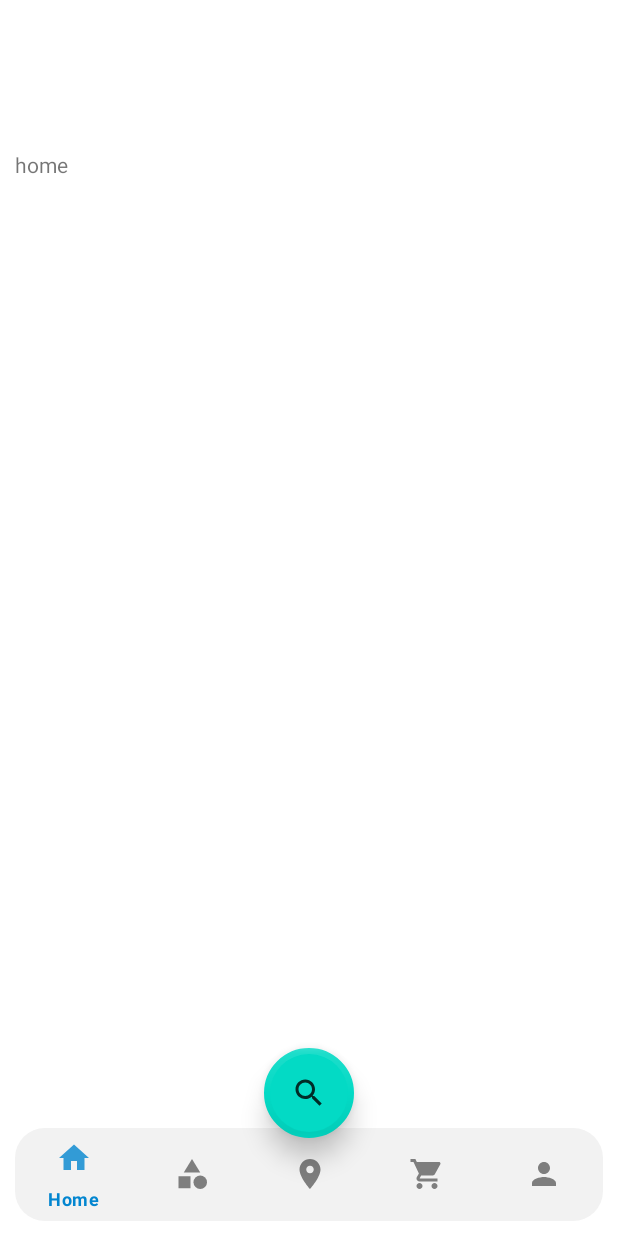
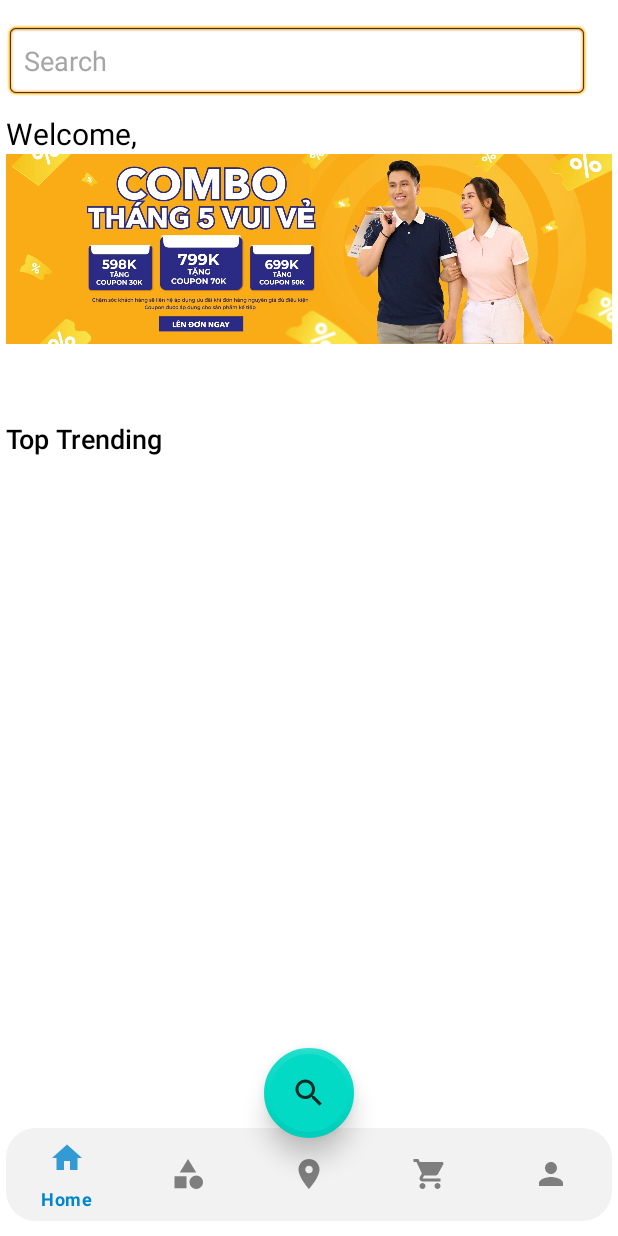
Before and after one commit to sea922/Android_See, an Android app: the screen it shows after launch once a user with an empty profile is signed in (MainActivity), on a phone screen of 412 x 824 dp. Run offline under Robolectric (Android 15) with nearby library versions, the phone set to English and light mode, and no system bars; our stand-ins replace Firebase (no records; nobody signed in at launch, a user with empty details on screens opened directly).

```diff
--- a/app/build.gradle
+++ b/app/build.gradle
@@ -61,6 +61,10 @@ dependencies {
 
     implementation 'com.google.android.gms:play-services-maps:17.0.1'
     implementation 'com.google.android.gms:play-services-location:18.0.0'
+
+    implementation 'com.google.firebase:firebase-auth:21.0.1'
+    implementation 'com.google.android.gms:play-services-auth:19.0.0'
+
 }
 
 apply plugin: 'com.google.gms.google-services'
--- a/app/src/main/java/com/example/mobile_scratch/activity/LoginActivity.java
+++ b/app/src/main/java/com/example/mobile_scratch/activity/LoginActivity.java
@@ -103,6 +103,7 @@ public class LoginActivity extends AppCompatActivity {
         });
 
         if (simpleAuth.getCurrentUser() != null) {
+
             startActivity(new Intent(LoginActivity.this, MainActivity.class));
             finish();
         }
@@ -150,6 +151,7 @@ public class LoginActivity extends AppCompatActivity {
                             }
                         } catch (ApiException e) {
                             e.printStackTrace();
+                            displayToast("Authentication Failed :");
                         }
                     }
                 }
--- a/app/src/main/res/layout/activity_main.xml
+++ b/app/src/main/res/layout/activity_main.xml
@@ -10,7 +10,7 @@
         android:id="@+id/coordinatorLayout"
         android:layout_width="0dp"
         android:layout_height="0dp"
-        android:paddingHorizontal="10dp"
+        android:paddingHorizontal="4dp"
         app:layout_constraintBottom_toBottomOf="parent"
         app:layout_constraintEnd_toEndOf="parent"
         app:layout_constraintStart_toStartOf="parent"
--- a/app/src/main/res/layout/fragment_home.xml
+++ b/app/src/main/res/layout/fragment_home.xml
@@ -1,15 +1,63 @@
-<?xml version="1.0" encoding="utf-8"?>
 <FrameLayout xmlns:android="http://schemas.android.com/apk/res/android"
     xmlns:tools="http://schemas.android.com/tools"
     android:layout_width="match_parent"
     android:layout_height="match_parent"
     tools:context=".fragments.HomeFragment">
 
-    <!-- TODO: Update blank fragment layout -->
+    <LinearLayout
+        android:layout_width="match_parent"
+        android:layout_height="wrap_content"
+        android:orientation="horizontal"
+        android:layout_marginHorizontal="0dp"
+        android:layout_marginTop="16dp">
+
+        <EditText
+            android:layout_width="0dp"
+            android:layout_height="wrap_content"
+            android:layout_weight="1"
+            android:hint="Search"
+            android:background="@android:drawable/editbox_background"
+            android:padding="12dp" />
+        <View
+            android:layout_width="16dp"
+            android:layout_height="match_parent" />
+    </LinearLayout>
+
+    <ImageView
+        android:layout_width="match_parent"
+        android:layout_height="200dp"
+        android:layout_marginTop="66dp"
+        android:scaleType="fitCenter"
+        android:src="@drawable/slider_3" />
+
     <TextView
+        android:layout_width="wrap_content"
+        android:layout_height="wrap_content"
+        android:layout_marginTop="75dp"
+        android:text="Welcome,"
+        android:textColor="@color/black"
+        android:textSize="20sp" />
+    <LinearLayout
         android:layout_width="match_parent"
-        android:layout_height="match_parent"
-        android:text="home"
-        android:layout_marginTop="100dp"/>
+        android:layout_height="wrap_content"
+        android:orientation="vertical"
+        android:paddingTop="280dp">
+
+        <TextView
+            android:layout_width="wrap_content"
+            android:layout_height="wrap_content"
+            android:text="Top Trending"
+            android:textColor="@color/black"
+            android:textSize="18sp"
+            android:fontFamily="sans-serif-medium"
+            android:layout_marginBottom="8dp" />
+
+        <!-- RecyclerView for displaying trending items -->
+        <androidx.recyclerview.widget.RecyclerView
+            android:layout_width="match_parent"
+            android:layout_height="wrap_content"
+            android:id="@+id/recyclerView" />
+
+    </LinearLayout>
 
 </FrameLayout>
```
Also changed, not shown: app/src/main/java/com/example/mobile_scratch/activity/ProductDetailActivity.java (+29 -36 lines), app/src/main/res/layout/activity_login.xml (+5 -7 lines), app/src/main/res/layout/activity_product_detail.xml (+24 -12 lines), app/src/main/res/drawable/logo_brand.png (added), app/src/main/res/drawable/slider_3.jpg (added).
